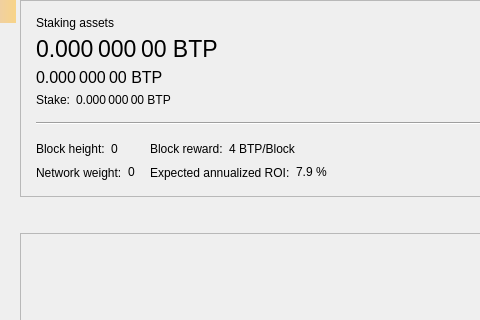
Qt form src/qt/forms/stakepage.ui (CryptoDev777/litecoin-pos) before a commit; both pictures show x 0 to 480 and y 0 to 320 of the 714 by 450 pixel window.
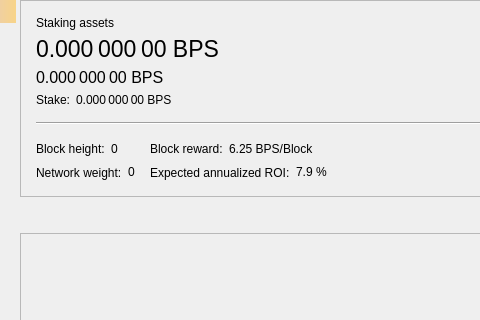
The same form after that commit. Custom widgets are drawn as their Qt base class.

The edit to the form file:
```diff
--- a/src/qt/forms/stakepage.ui
+++ b/src/qt/forms/stakepage.ui
@@ -69,7 +69,7 @@
            <string>Your current spendable balance</string>
           </property>
           <property name="text">
-           <string notr="true">0.000 000 00 BTP</string>
+           <string notr="true">0.000 000 00 BPS</string>
           </property>
           <property name="alignment">
            <set>Qt::AlignLeading|Qt::AlignLeft|Qt::AlignVCenter</set>
@@ -93,7 +93,7 @@
            <string>Your immature balance</string>
           </property>
           <property name="text">
-           <string notr="true">0.000 000 00 BTP</string>
+           <string notr="true">0.000 000 00 BPS</string>
           </property>
           <property name="alignment">
            <set>Qt::AlignLeading|Qt::AlignLeft|Qt::AlignVCenter</set>
@@ -150,7 +150,7 @@
           <item>
            <widget class="QLabel" name="labelStake">
             <property name="text">
-             <string>0.000 000 00 BTP</string>
+             <string>0.000 000 00 BPS</string>
             </property>
             <property name="alignment">
              <set>Qt::AlignLeading|Qt::AlignLeft|Qt::AlignVCenter</set>
@@ -282,7 +282,7 @@
           <item>
            <widget class="QLabel" name="labelReward">
             <property name="text">
-             <string>4 BTP/Block</string>
+             <string>6.25 BPS/Block</string>
             </property>
             <property name="alignment">
              <set>Qt::AlignLeading|Qt::AlignLeft|Qt::AlignVCenter</set>
```
